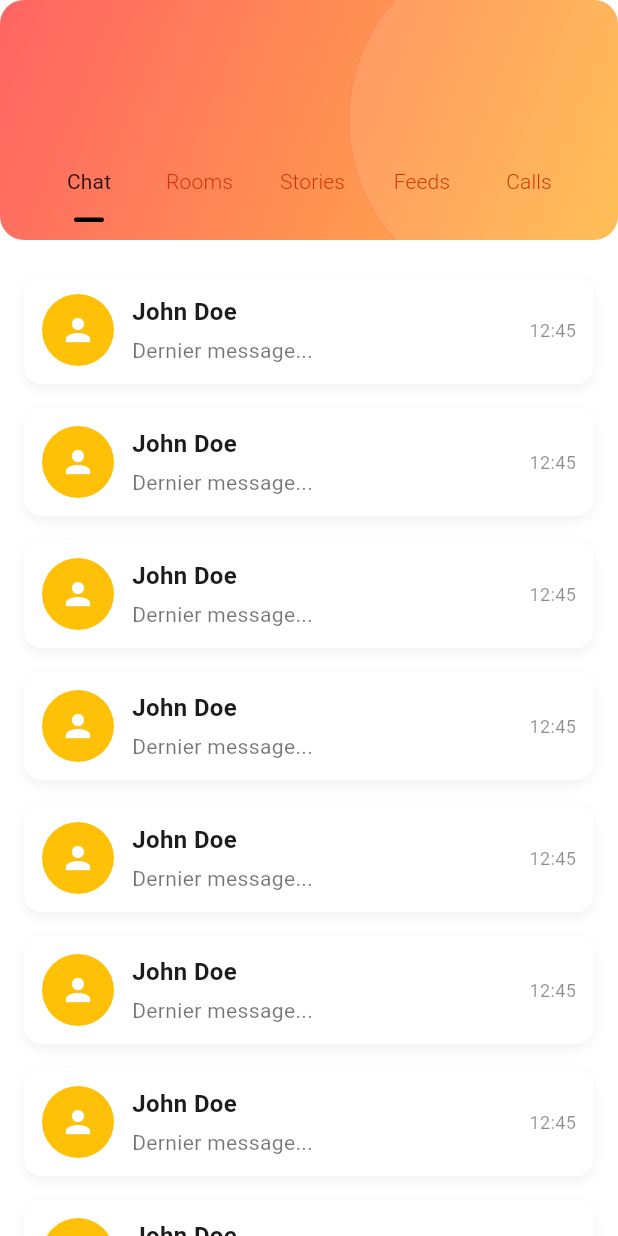
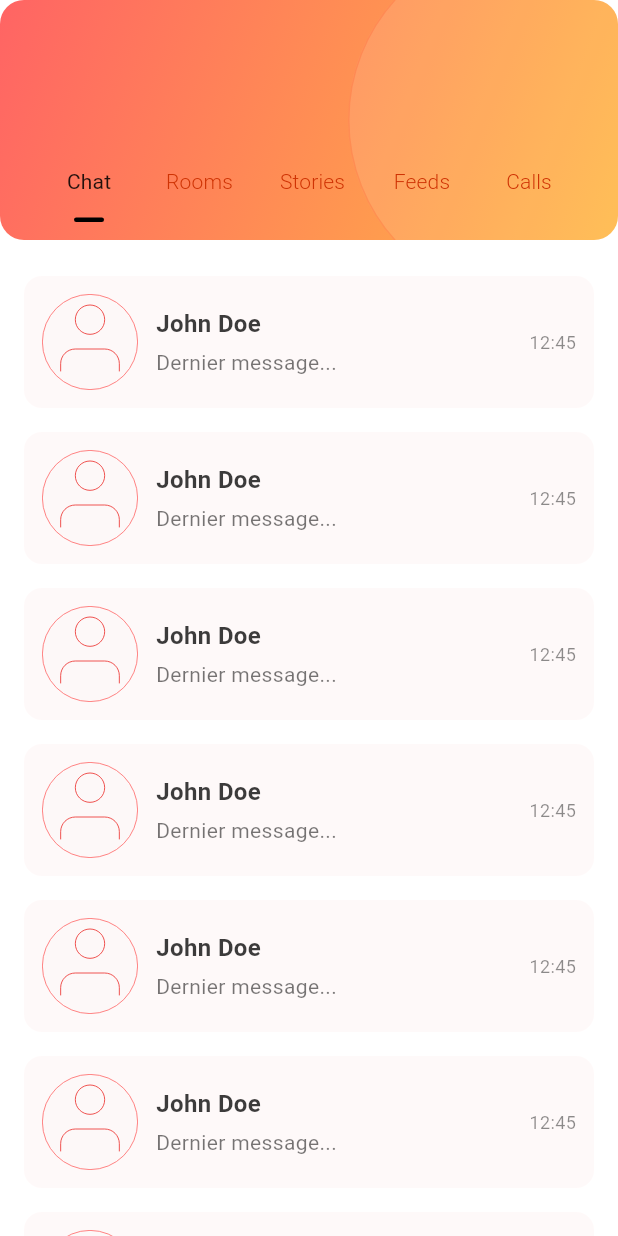
Before and after one commit to Idriss-rayan/chat007, a Flutter app: the MsgPage screen opened directly, on a phone screen of 412 x 824 dp. Run offline on Flutter 3.47's test engine with Material 3 defaults, Android fonts, the phone set to English and light mode, and no system bars; our stand-ins replace country_picker, flutter_staggered_animations, flutter_svg, font_awesome_flutter, like_button; missing offline and left inert: phone_form_field.

Commit message:
add new file

```diff
--- a/lib/pages/otherspages/messages/card_msg.dart
+++ b/lib/pages/otherspages/messages/card_msg.dart
@@ -1,4 +1,5 @@
 import 'package:flutter/material.dart';
+import 'package:flutter_svg/svg.dart';
 
 class CardMsg extends StatefulWidget {
   const CardMsg({super.key});
@@ -14,39 +15,41 @@ class _CardMsgState extends State<CardMsg> {
       margin: const EdgeInsets.symmetric(vertical: 8),
       padding: const EdgeInsets.all(12),
       decoration: BoxDecoration(
-        color: Colors.white,
+        color: Color.fromARGB(7, 236, 34, 31),
         borderRadius: BorderRadius.circular(12),
-        boxShadow: [
-          BoxShadow(
-            color: Colors.black.withOpacity(0.05),
-            blurRadius: 6,
-            offset: const Offset(0, 3),
-          ),
-        ],
       ),
       child: Row(
         children: [
-          const CircleAvatar(
-            radius: 24,
-            backgroundColor: Colors.amber,
-            child: Icon(Icons.person, color: Colors.white),
+          SvgPicture.asset(
+            'assets/component/avatar.svg',
+            width: 64,
+            height: 64,
           ),
           const SizedBox(width: 12),
           Expanded(
             child: Column(
               crossAxisAlignment: CrossAxisAlignment.start,
               children: const [
-                Text("John Doe",
-                    style:
-                        TextStyle(fontSize: 16, fontWeight: FontWeight.bold)),
+                Text(
+                  "John Doe",
+                  style: TextStyle(
+                    fontSize: 16,
+                    fontWeight: FontWeight.bold,
+                    color: Color.fromARGB(195, 0, 0, 0),
+                  ),
+                ),
                 SizedBox(height: 4),
-                Text("Dernier message...",
-                    style: TextStyle(color: Colors.black54)),
+                Text(
+                  "Dernier message...",
+                  style: TextStyle(color: Colors.black54),
+                ),
               ],
             ),
           ),
-          const Text("12:45",
-              style: TextStyle(color: Colors.black45, fontSize: 12)),
+          const Text(
+            "12:45",
+            style: TextStyle(color: Colors.black45, fontSize: 12),
+          ),
         ],
       ),
     );
```
Also changed, not shown: assets/component/avatar.svg (added).
